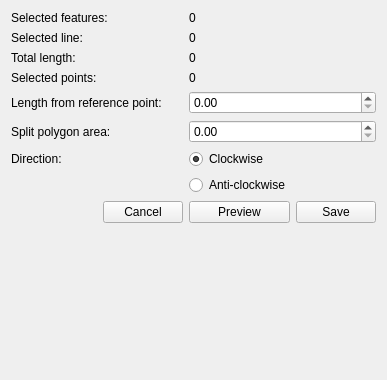
Old version of the form ui/geometry/ui_one_point_area.ui in the repository gltn/stdm.
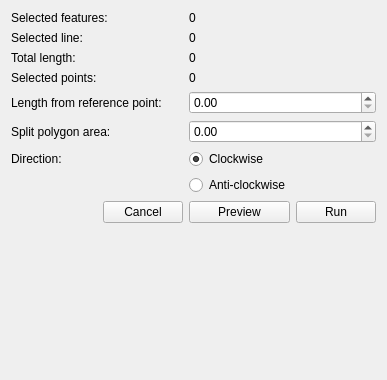
New version of the form.

Patch:
```diff
--- a/ui/geometry/ui_one_point_area.ui
+++ b/ui/geometry/ui_one_point_area.ui
@@ -68,7 +68,7 @@
    <item row="8" column="3">
     <widget class="QPushButton" name="save_btn">
      <property name="text">
-      <string>Save</string>
+      <string>Run</string>
      </property>
     </widget>
    </item>
```
Left out of the diff: 2 changed lines with no effect on the pictures.
